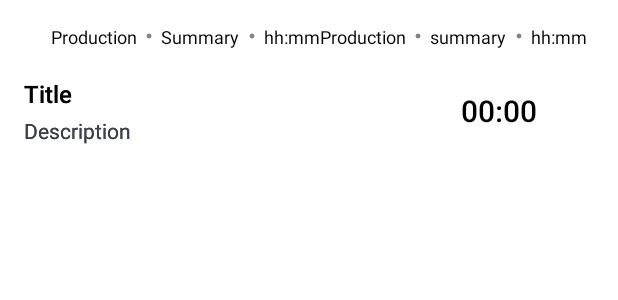
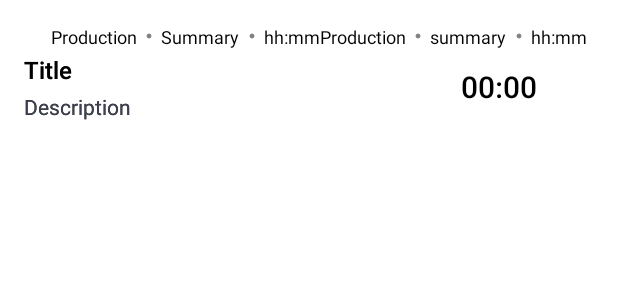
Before and after one commit to WebEngage/android-push-templates, an Android app: the layout layout_timer_collapsed.xml on its own in the app's theme, with its tools: preview values and no code run, on a phone screen of 412 x 824 dp. Shown: the top 300 px of the screen. Run offline under Robolectric (Android 15) with nearby library versions, the phone set to English and light mode, and no system bars.

Commit message:
Fixed bottom margin for notifications

```diff
--- a/PushTemplates/src/main/java/com/webengage/pushtemplates/Utils/NotificationConfigurator.kt
+++ b/PushTemplates/src/main/java/com/webengage/pushtemplates/Utils/NotificationConfigurator.kt
@@ -254,6 +254,7 @@ class NotificationConfigurator {
 
 
     fun setCTAList(context: Context, remoteViews: RemoteViews, pushData: TimerStyle) {
+        remoteViews.setViewVisibility(R.id.we_notification_bottom_margin, View.GONE)
         if(pushData.pushNotification.backgroundColor != Color.parseColor("#00000000"))
             setNativeCTAs(context, remoteViews, pushData)
         else
--- a/PushTemplates/src/main/res/layout/layout_progressbar_collapsed.xml
+++ b/PushTemplates/src/main/res/layout/layout_progressbar_collapsed.xml
@@ -58,6 +58,10 @@
 
         </LinearLayout>
         </LinearLayout>
+        <FrameLayout
+            android:id="@+id/we_notification_bottom_margin"
+            android:layout_width="match_parent"
+            android:layout_height="@dimen/we_push_content_margin"/>
         <include layout="@layout/push_action_list"
             android:visibility="gone"/>
         </LinearLayout>
--- a/PushTemplates/src/main/res/layout/layout_timer_collapsed.xml
+++ b/PushTemplates/src/main/res/layout/layout_timer_collapsed.xml
@@ -17,8 +17,7 @@
         android:layout_height="wrap_content"
         android:orientation="vertical"
         android:paddingLeft="@dimen/we_push_content_margin"
-        android:paddingRight="@dimen/we_push_content_margin"
-        android:paddingTop="@dimen/we_push_content_margin">
+        android:paddingRight="@dimen/we_push_content_margin">
 
         <LinearLayout
             android:layout_width="match_parent"
@@ -47,9 +46,12 @@
                 android:layout_width="0dp"
                 android:layout_height="match_parent"
                 ></Chronometer>
-
     </LinearLayout>
     </LinearLayout>
+        <FrameLayout
+            android:id="@+id/we_notification_bottom_margin"
+            android:layout_width="match_parent"
+            android:layout_height="@dimen/we_push_content_margin"/>
     <include layout="@layout/push_action_list"
         android:visibility="gone"/>
     </LinearLayout>
```
